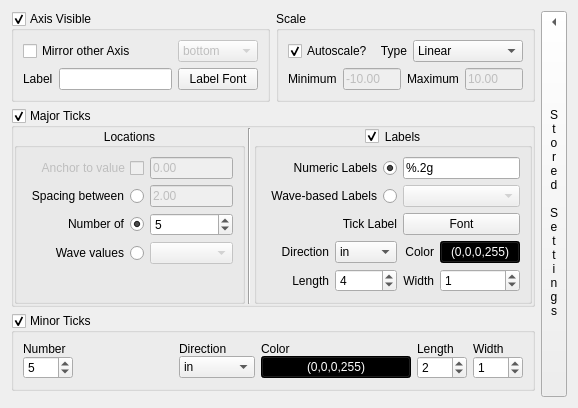
Before: the Qt Designer form src/ui/Ui_CartesianPlotAxis.ui in bbreslauer/PySciPlot, drawn with Qt 5.
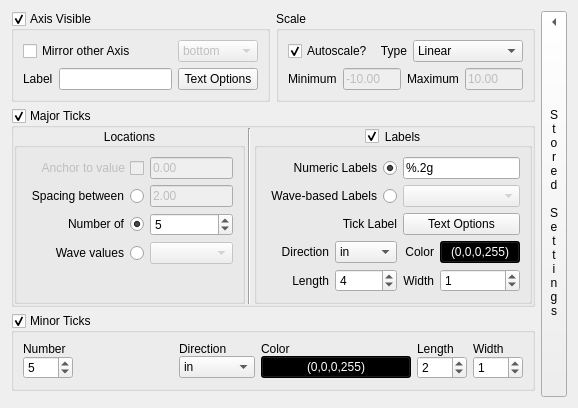
After: the same form once the commit is applied. Custom widgets are drawn as their Qt base class.

Commit message: Changed 'Font' naming scheme to 'Text Options', and added in the ability to move text with an x and y offset.

The edit to the form file:
```diff
--- a/src/ui/Ui_CartesianPlotAxis.ui
+++ b/src/ui/Ui_CartesianPlotAxis.ui
@@ -42,7 +42,7 @@
       <item row="1" column="2">
        <widget class="QTextOptionsButton" name="labelFont">
         <property name="text">
-         <string>Label Font</string>
+         <string>Text Options</string>
         </property>
        </widget>
       </item>
@@ -451,7 +451,7 @@
             </size>
            </property>
            <property name="text">
-            <string>Font</string>
+            <string>Text Options</string>
            </property>
           </widget>
          </item>
```
Left out of the diff: 5 changed lines with no effect on the pictures. The commit also changes 10 other files.
